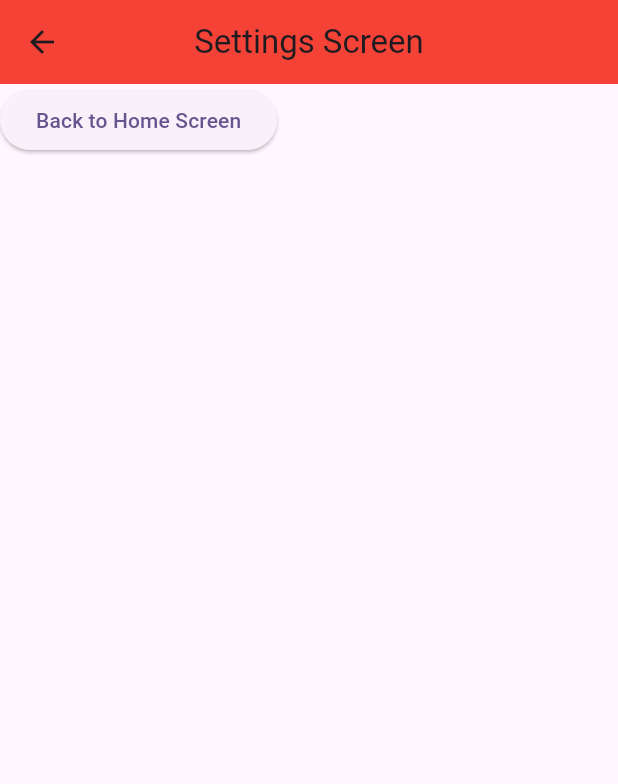
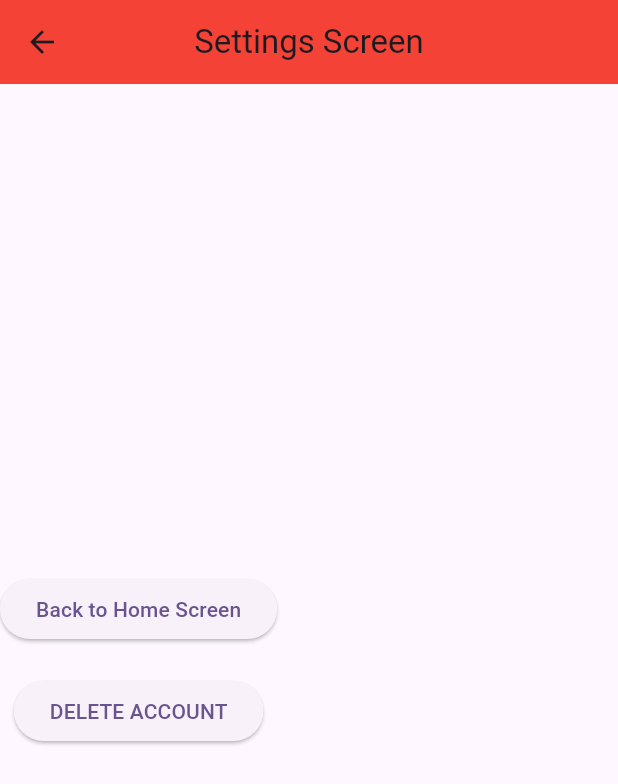
Before and after one commit to DavEspo/recipe_and_meal_planning_app, a Flutter app: the SettingsScreen screen opened directly, on a phone screen of 412 x 824 dp. Shown: the top 784 px of the screen. Run offline on Flutter 3.47's test engine with Material 3 defaults, Android fonts, the light colour scheme and no system bars; our stand-ins replace sqflite; accounts and stored records are empty.

Commit message:
Final Draft, Added Delete Account

```diff
--- a/lib/database_helper.dart
+++ b/lib/database_helper.dart
@@ -63,4 +63,12 @@ class DatabaseHelper {
       whereArgs: [email, password],
     );
   }
+
+  // Logout user by clearing user data
+  Future<void> logoutUser() async {
+    final db = await database;
+
+    // Clear all users from the users table
+    await db.delete('users'); // This removes all users
+  }
 }
--- a/lib/main.dart
+++ b/lib/main.dart
@@ -643,18 +643,33 @@ class SettingsScreen extends StatelessWidget {
         backgroundColor: Colors.red,
       ),
       body: Column(
+        mainAxisAlignment: MainAxisAlignment.center,
         children: [
           ElevatedButton(
             onPressed: () {
               Navigator.pop(context);
             },
             child: Text("Back to Home Screen"),
-          )
+          ),
+          SizedBox(height: 20), // Adding some space
+          ElevatedButton(
+            onPressed: () async {
+              // Call the logout functionality
+              await DatabaseHelper().logoutUser(); // Implement in DatabaseHelper
+              Navigator.pushReplacement(
+                context,
+                MaterialPageRoute(builder: (context) => WelcomePage()), // Navigate to login screen
+              );
+            },
+            child: Text("DELETE ACCOUNT"),
+          ),
         ],
       ),
     );
   }
 }
+
+
 class FavoritesManager { //This manages list of saved recipe to favorites(Recipe to Fav)
   static final List<String> _favorites = [];
 
```
